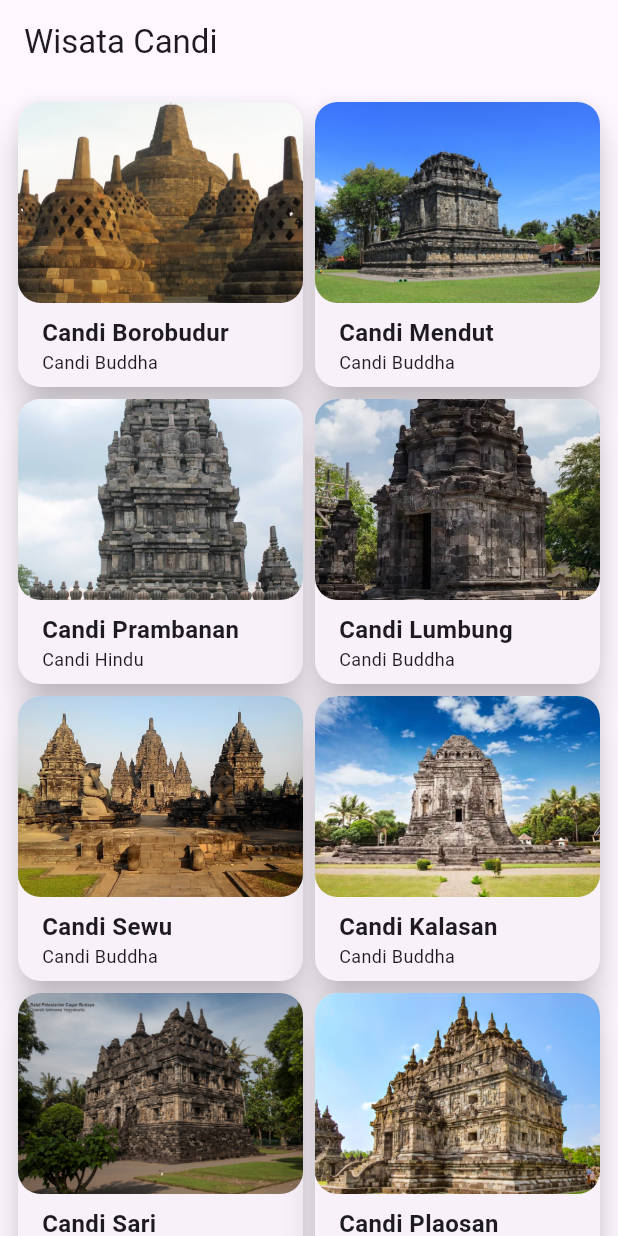
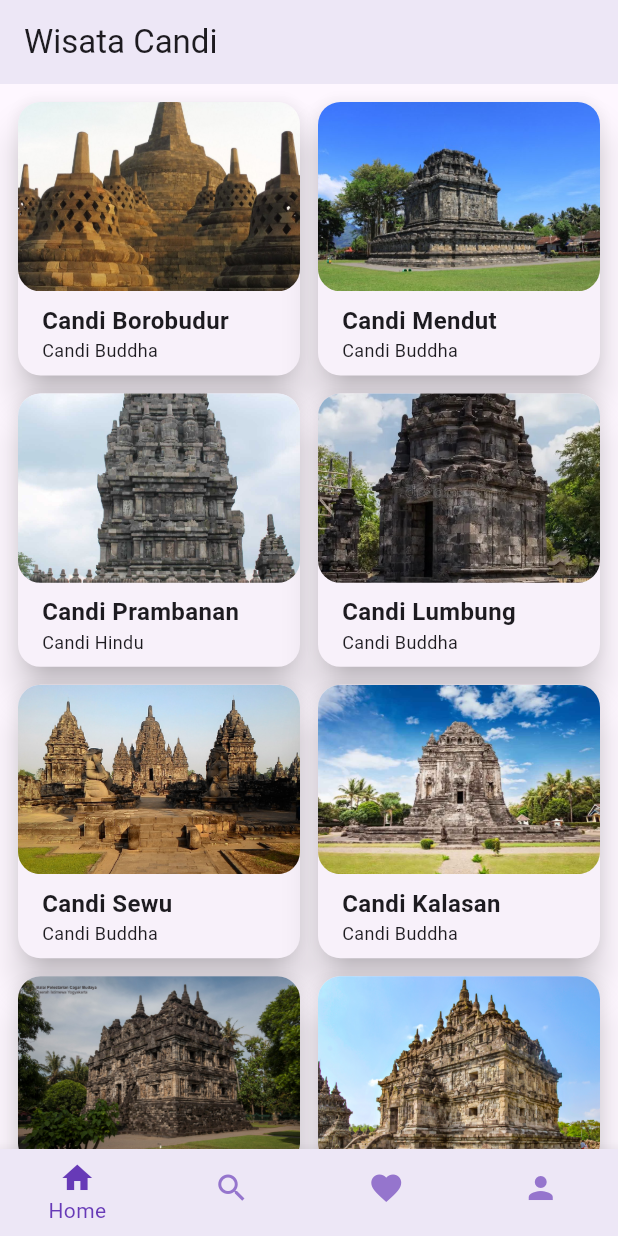
Before and after one commit to Alwjy-ix/wisataCandi_aldi, a Flutter app: the screen it shows after launch, on a phone screen of 412 x 824 dp. Run offline on Flutter 3.47's test engine with Material 3 defaults, Android fonts, the phone set to English and light mode, and no system bars; our stand-ins replace cached_network_image.

Commit message:
Update home_screen.dart

```diff
--- a/lib/screens/home_screen.dart
+++ b/lib/screens/home_screen.dart
@@ -15,23 +15,70 @@ class HomeScreen extends StatefulWidget {
 }
 
 class _HomeScreenState extends State<HomeScreen> {
+  int _selectedIndex = 0;
+
+  Widget _buildGrid(List<Candi> candis) {
+    if (candis.isEmpty) {
+      return const Center(child: Text('Belum ada candi favorit'));
+    }
+
+    return GridView.builder(
+      padding: const EdgeInsets.all(8),
+      gridDelegate: const SliverGridDelegateWithFixedCrossAxisCount(
+        crossAxisCount: 2,
+        crossAxisSpacing: 4,
+        mainAxisSpacing: 4,
+        childAspectRatio: 1.03,
+      ),
+      itemCount: candis.length,
+      itemBuilder: (context, index) => ItemCard(candi: candis[index]),
+    );
+  }
+
   @override
   Widget build(BuildContext context) {
+    final title = switch (_selectedIndex) {
+      0 => 'Wisata Candi',
+      2 => 'Favorit',
+      _ => null,
+    };
+
     return Scaffold(
-      // TODO: 1 Buat appbar dengan judul Wisata Candi
-      appBar: AppBar(title: const Text('Wisata Candi')),
-      // TODO: 2 Buat body dengan GridView.builder
-      body: GridView.builder(
-        gridDelegate: const SliverGridDelegateWithFixedCrossAxisCount(
-          crossAxisCount: 2,
+      appBar: title == null
+          ? null
+          : AppBar(
+              title: Text(title),
+              backgroundColor: Colors.deepPurple[50],
+              surfaceTintColor: Colors.transparent,
+              elevation: 0,
+            ),
+      body: switch (_selectedIndex) {
+        0 => _buildGrid(candiList),
+        1 => const SearchScreen(),
+        2 => _buildGrid(
+          candiList
+              .where(
+                (candi) =>
+                    context.watch<FavoriteProvider>().isFavorite(candi.name),
+              )
+              .toList(),
         ),
-        padding: const EdgeInsets.all(8),
-        itemCount: candiList.length,
-        itemBuilder: (context, index) {
-          // TODO: 3 Buat ItemCard sebagai return value dari GridView.builder
-          Candi candi = candiList[index];
-          return ItemCard(candi: candi);
-        },
+        _ => const ProfileScreen(),
+      },
+      bottomNavigationBar: BottomNavigationBar(
+        currentIndex: _selectedIndex,
+        onTap: (index) => setState(() => _selectedIndex = index),
+        type: BottomNavigationBarType.fixed,
+        backgroundColor: Colors.deepPurple[50],
+        selectedItemColor: Colors.deepPurple,
+        unselectedItemColor: Colors.deepPurple[300],
+        showUnselectedLabels: false,
+        items: const [
+          BottomNavigationBarItem(icon: Icon(Icons.home), label: 'Home'),
+          BottomNavigationBarItem(icon: Icon(Icons.search), label: 'Search'),
+          BottomNavigationBarItem(icon: Icon(Icons.favorite), label: 'Favorit'),
+          BottomNavigationBarItem(icon: Icon(Icons.person), label: 'Profil'),
+        ],
       ),
     );
   }
```
